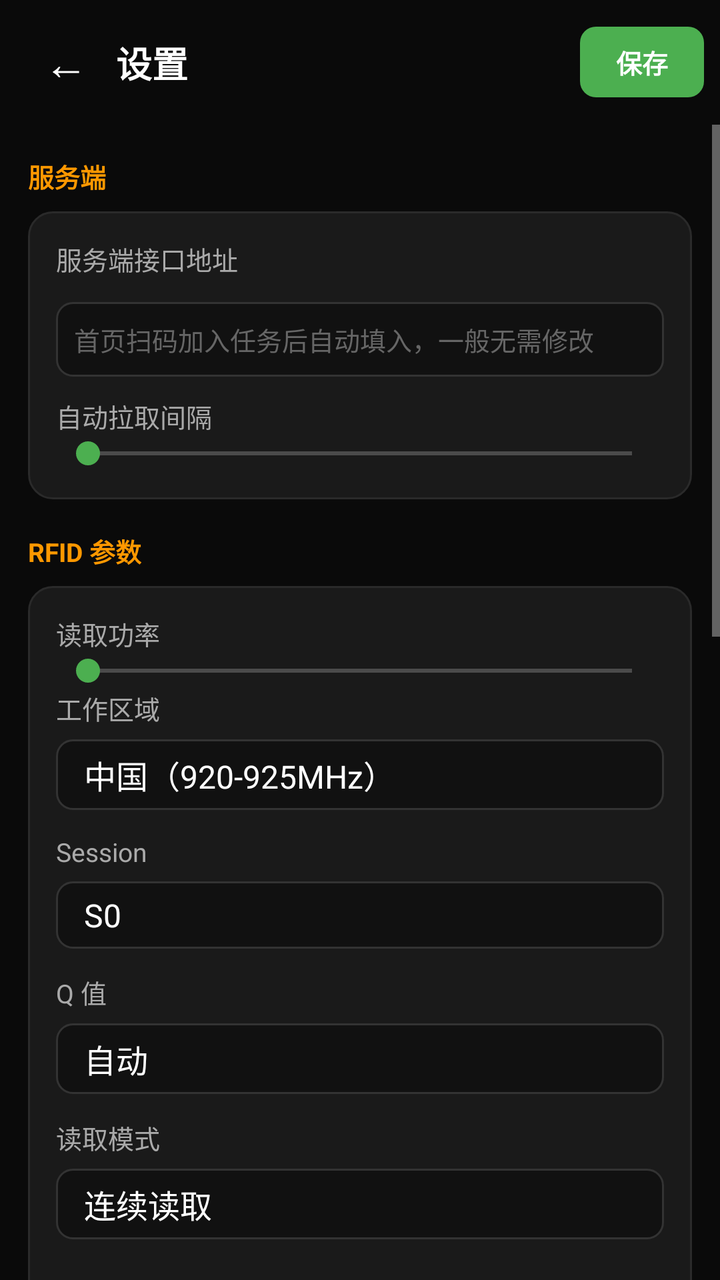
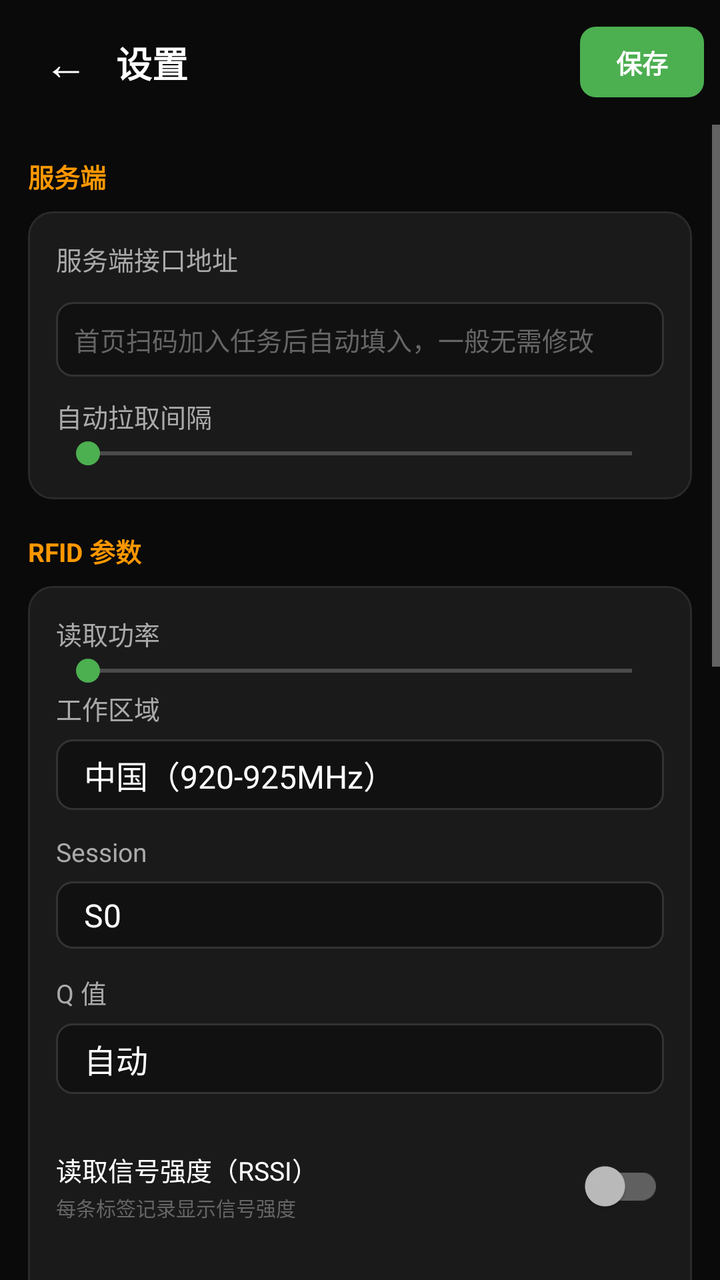

Before-and-after screenshots of an Android layout around one commit, followed by the original layout XML and the change that was made.
<!-- AndroidManifest.xml: application theme Theme.Rfid -->
<!-- res/layout/activity_settings.xml -->
<?xml version="1.0" encoding="utf-8"?>
<LinearLayout xmlns:android="http://schemas.android.com/apk/res/android"
    android:layout_width="match_parent"
    android:layout_height="match_parent"
    android:orientation="vertical"
    android:background="@color/bg"
    android:fitsSystemWindows="true">

    <LinearLayout
        android:layout_width="match_parent"
        android:layout_height="wrap_content"
        android:orientation="horizontal"
        android:gravity="center_vertical"
        android:paddingHorizontal="8dp"
        android:paddingVertical="10dp">

        <TextView
            android:id="@+id/btnBack"
            android:layout_width="wrap_content"
            android:layout_height="wrap_content"
            android:paddingHorizontal="14dp"
            android:paddingVertical="6dp"
            android:text="←"
            android:textColor="@color/text_primary"
            android:textSize="22sp" />

        <TextView
            android:layout_width="0dp"
            android:layout_height="wrap_content"
            android:layout_weight="1"
            android:text="@string/settings_title"
            android:textColor="@color/text_primary"
            android:textSize="18sp"
            android:textStyle="bold" />

        <TextView
            android:id="@+id/btnStSave"
            android:layout_width="wrap_content"
            android:layout_height="wrap_content"
            android:background="@drawable/bg_btn_green"
            android:paddingHorizontal="18dp"
            android:paddingVertical="8dp"
            android:text="@string/btn_save"
            android:textColor="#FFFFFF"
            android:textSize="13sp"
            android:textStyle="bold" />
    </LinearLayout>

    <ScrollView
        android:layout_width="match_parent"
        android:layout_height="0dp"
        android:layout_weight="1"
        android:scrollbars="vertical">

        <LinearLayout
            android:layout_width="match_parent"
            android:layout_height="wrap_content"
            android:orientation="vertical"
            android:paddingHorizontal="14dp"
            android:paddingBottom="24dp">

            
            <TextView style="@style/StGroup" android:text="@string/st_group_server" />
            <LinearLayout style="@style/StCard" android:orientation="vertical">
                <TextView
                    style="@style/StLabel"
                    android:layout_width="match_parent"
                    android:layout_height="wrap_content"
                    android:text="@string/server_url" />
                <EditText
                    android:id="@+id/stUrl"
                    style="@style/StInput"
                    android:layout_marginTop="6dp"
                    android:hint="@string/server_url_hint"
                    android:inputType="textUri"
                    android:singleLine="true" />
                <LinearLayout
                    android:layout_width="match_parent"
                    android:layout_height="wrap_content"
                    android:layout_marginTop="10dp"
                    android:orientation="horizontal">
                    <TextView
                        android:layout_width="0dp"
                        android:layout_height="wrap_content"
                        android:layout_weight="1"
                        android:text="@string/st_pull_interval"
                        android:textColor="@color/text_secondary"
                        android:textSize="13sp" />
                    <TextView
                        android:id="@+id/stPullVal"
                        android:layout_width="wrap_content"
                        android:layout_height="wrap_content"
                        android:textColor="@color/green"
                        android:textSize="13sp" />
                </LinearLayout>
                <SeekBar
                    android:id="@+id/stPull"
                    android:layout_width="match_parent"
                    android:layout_height="wrap_content"
                    android:max="115"
                    android:progressTint="@color/green"
                    android:thumbTint="@color/green" />
            </LinearLayout>

            
            <TextView style="@style/StGroup" android:text="@string/st_group_rfid" />
            <LinearLayout style="@style/StCard" android:orientation="vertical">
                <LinearLayout
                    android:layout_width="match_parent"
                    android:layout_height="wrap_content"
                    android:orientation="horizontal">
                    <TextView
                        android:layout_width="0dp"
                        android:layout_height="wrap_content"
                        android:layout_weight="1"
                        android:text="@string/st_power"
                        android:textColor="@color/text_secondary"
                        android:textSize="13sp" />
                    <TextView
                        android:id="@+id/stPowerVal"
                        android:layout_width="wrap_content"
                        android:layout_height="wrap_content"
                        android:textColor="@color/green"
                        android:textSize="13sp" />
                </LinearLayout>
                <SeekBar
                    android:id="@+id/stPower"
                    android:layout_width="match_parent"
                    android:layout_height="wrap_content"
                    android:max="25"
                    android:progressTint="@color/green"
                    android:thumbTint="@color/green" />

                <TextView style="@style/StLabel" android:text="@string/st_region" />
                <Spinner android:id="@+id/stRegion" style="@style/StSpinner"
                    android:entries="@array/regions" />

                <TextView style="@style/StLabel" android:text="@string/st_session" />
                <Spinner android:id="@+id/stSession" style="@style/StSpinner"
                    android:entries="@array/sessions" />

                <TextView style="@style/StLabel" android:text="@string/st_qvalue" />
                <Spinner android:id="@+id/stQValue" style="@style/StSpinner"
                    android:entries="@array/qvalues" />

                <TextView style="@style/StLabel" android:text="@string/st_readmode" />
                <Spinner android:id="@+id/stReadMode" style="@style/StSpinner"
                    android:entries="@array/readmodes" />

                <LinearLayout style="@style/StSwitch">
                    <LinearLayout
                        android:layout_width="0dp"
                        android:layout_height="wrap_content"
                        android:layout_weight="1"
                        android:orientation="vertical">
                        <TextView style="@style/StSwitchLabel" android:text="@string/st_rssi_on" />
                        <TextView style="@style/StSwitchSub" android:text="@string/st_rssi_on_sub" />
                    </LinearLayout>
                    <androidx.appcompat.widget.SwitchCompat
                        android:id="@+id/stRssiEnabled"
                        android:layout_width="wrap_content"
                        android:layout_height="wrap_content" />
                </LinearLayout>

                <LinearLayout
                    android:layout_width="match_parent"
                    android:layout_height="wrap_content"
                    android:orientation="horizontal"
                    android:layout_marginTop="10dp">
                    <TextView
                        android:layout_width="0dp"
                        android:layout_height="wrap_content"
                        android:layout_weight="1"
                        android:text="@string/st_rssi_threshold"
                        android:textColor="@color/text_secondary"
                        android:textSize="13sp" />
                    <TextView
                        android:id="@+id/stRssiVal"
                        android:layout_width="wrap_content"
                        android:layout_height="wrap_content"
                        android:textColor="@color/green"
                        android:textSize="13sp" />
                </LinearLayout>
                <SeekBar
                    android:id="@+id/stRssiThreshold"
                    android:layout_width="match_parent"
                    android:layout_height="wrap_content"
                    android:max="60"
                    android:progressTint="@color/green"
                    android:thumbTint="@color/green" />
                <TextView
                    android:layout_width="match_parent"
                    android:layout_height="wrap_content"
                    android:text="@string/st_rssi_hint"
                    android:textColor="@color/text_hint"
                    android:textSize="10sp" />
            </LinearLayout>

            
            <TextView style="@style/StGroup" android:text="@string/st_group_count" />
            <LinearLayout style="@style/StCard" android:orientation="vertical">
                <LinearLayout style="@style/StSwitch">
                    <LinearLayout
                        android:layout_width="0dp"
                        android:layout_height="wrap_content"
                        android:layout_weight="1"
                        android:orientation="vertical">
                        <TextView style="@style/StSwitchLabel" android:text="@string/st_dedup" />
                        <TextView style="@style/StSwitchSub" android:text="@string/st_dedup_sub" />
                    </LinearLayout>
                    <androidx.appcompat.widget.SwitchCompat
                        android:id="@+id/stDedup"
                        android:layout_width="wrap_content"
                        android:layout_height="wrap_content" />
                </LinearLayout>
                <LinearLayout style="@style/StSwitch">
                    <LinearLayout
                        android:layout_width="0dp"
                        android:layout_height="wrap_content"
                        android:layout_weight="1"
                        android:orientation="vertical">
                        <TextView style="@style/StSwitchLabel" android:text="@string/st_hv" />
                        <TextView style="@style/StSwitchSub" android:text="@string/st_hv_sub" />
                    </LinearLayout>
                    <androidx.appcompat.widget.SwitchCompat
                        android:id="@+id/stHvRemind"
                        android:layout_width="wrap_content"
                        android:layout_height="wrap_content" />
                </LinearLayout>
                <LinearLayout style="@style/StSwitch">
                    <LinearLayout
                        android:layout_width="0dp"
                        android:layout_height="wrap_content"
                        android:layout_weight="1"
                        android:orientation="vertical">
                        <TextView style="@style/StSwitchLabel" android:text="@string/st_vibrate" />
                        <TextView style="@style/StSwitchSub" android:text="@string/st_vibrate_sub" />
                    </LinearLayout>
                    <androidx.appcompat.widget.SwitchCompat
                        android:id="@+id/stVibrate"
                        android:layout_width="wrap_content"
                        android:layout_height="wrap_content" />
                </LinearLayout>
            </LinearLayout>

            
            <TextView style="@style/StGroup" android:text="@string/st_group_device" />
            <LinearLayout style="@style/StCard" android:orientation="vertical">
                <LinearLayout style="@style/StInfoRow">
                    <TextView style="@style/StInfoLabel" android:text="@string/st_dev_model" />
                    <TextView style="@style/StInfoValue" android:text="成为 C27" />
                </LinearLayout>
                <LinearLayout style="@style/StInfoRow">
                    <TextView style="@style/StInfoLabel" android:text="@string/st_dev_id" />
                    <TextView
                        android:id="@+id/stDeviceId"
                        style="@style/StInfoValue" />
                </LinearLayout>
                <LinearLayout style="@style/StInfoRow">
                    <TextView style="@style/StInfoLabel" android:text="@string/st_sdk_ver" />
                    <TextView android:id="@+id/stSdkVer" style="@style/StInfoValue" />
                </LinearLayout>
                <LinearLayout style="@style/StInfoRow">
                    <TextView style="@style/StInfoLabel" android:text="@string/st_fw_ver" />
                    <TextView android:id="@+id/stFwVer" style="@style/StInfoValue" />
                </LinearLayout>
                <TextView
                    android:id="@+id/btnReset"
                    android:layout_width="match_parent"
                    android:layout_height="wrap_content"
                    android:layout_marginTop="14dp"
                    android:background="@drawable/bg_btn_dark"
                    android:gravity="center"
                    android:paddingVertical="11dp"
                    android:text="@string/st_reset"
                    android:textColor="#EF9A9A"
                    android:textSize="13sp" />
            </LinearLayout>
        </LinearLayout>
    </ScrollView>
</LinearLayout>
<!-- resources referenced by this layout -->
<resources>
  <string-array name="qvalues">
          <item>@string/q_auto</item>
          <item>Q=1</item><item>Q=2</item><item>Q=3</item><item>Q=4</item>
          <item>Q=5</item><item>Q=6</item><item>Q=7</item>
      </string-array>
  <string-array name="readmodes">
          <item>@string/mode_continuous</item>
          <item>@string/mode_single</item>
      </string-array>
  <string-array name="sessions">
          <item>S0</item><item>S1</item><item>S2</item><item>S3</item>
      </string-array>
  <color name="bg">#0A0A0A</color>
  <color name="green">#4CAF50</color>
  <color name="text_hint">#666666</color>
  <color name="text_primary">#FFFFFF</color>
  <color name="text_secondary">#AAAAAA</color>
  <!-- drawable bg_btn_green (drawable) -->
  <?xml version="1.0" encoding="utf-8"?>
  <shape xmlns:android="http://schemas.android.com/apk/res/android" android:shape="rectangle">
      <solid android:color="@color/green" />
      <corners android:radius="8dp" />
  </shape>
  <string name="btn_save">保存</string>
  <string name="server_url">服务端接口地址</string>
  <string name="server_url_hint">首页扫码加入任务后自动填入，一般无需修改</string>
  <string name="settings_title">设置</string>
  <string name="st_dedup">重复扫描自动去重</string>
  <string name="st_dedup_sub">同一商品短时间内重复扫只记一次</string>
  <string name="st_dev_id">设备编号</string>
  <string name="st_dev_model">设备型号</string>
  <string name="st_fw_ver">固件版本</string>
  <string name="st_group_count">盘点设置</string>
  <string name="st_group_device">设备信息</string>
  <string name="st_group_rfid">RFID 参数</string>
  <string name="st_group_server">服务端</string>
  <string name="st_hv">高价值商品提醒</string>
  <string name="st_hv_sub">未扫到的高价值商品置顶显示</string>
  <string name="st_power">读取功率</string>
  <string name="st_pull_interval">自动拉取间隔</string>
  <string name="st_qvalue">Q 值</string>
  <string name="st_readmode">读取模式</string>
  <string name="st_region">工作区域</string>
  <string name="st_reset">恢复默认设置</string>
  <string name="st_rssi_hint">低于此值的标签将被忽略（数值越小越灵敏，-90 可读更远，-30 只读很近）</string>
  <string name="st_rssi_on">读取信号强度（RSSI）</string>
  <string name="st_rssi_on_sub">每条标签记录显示信号强度</string>
  <string name="st_rssi_threshold">信号强度阈值</string>
  <string name="st_sdk_ver">SDK 版本</string>
  <string name="st_session">Session</string>
  <string name="st_vibrate">异常时震动提醒</string>
  <string name="st_vibrate_sub">扫到非本店商品时震动一下</string>
  <style name="StCard">
          <item name="android:layout_width">match_parent</item>
          <item name="android:layout_height">wrap_content</item>
          <item name="android:background">@drawable/bg_card</item>
          <item name="android:padding">14dp</item>
      </style>
  <style name="StInfoRow">
          <item name="android:layout_width">match_parent</item>
          <item name="android:layout_height">wrap_content</item>
          <item name="android:orientation">horizontal</item>
          <item name="android:paddingVertical">9dp</item>
      </style>
  <style name="StSwitchLabel">
          <item name="android:layout_width">wrap_content</item>
          <item name="android:layout_height">wrap_content</item>
          <item name="android:textColor">@color/text_primary</item>
          <item name="android:textSize">13sp</item>
      </style>
  <string name="q_auto">自动</string>
  <string name="mode_continuous">连续读取</string>
  <string name="mode_single">单次读取</string>
  <string name="region_cn">中国（920-925MHz）</string>
  <string name="region_us">美国（902-928MHz）</string>
  <string name="region_eu">欧洲（865-868MHz）</string>
  <string name="region_jp">日本（916-921MHz）</string>
  <string name="region_kr">韩国（917-921MHz）</string>
  <string name="region_au">澳洲（920-926MHz）</string>
  <color name="input_stroke">#333333</color>
  <color name="orange">#FF9800</color>
  <color name="green_dark">#2E7D32</color>
  <color name="card">#1A1A1A</color>
  <color name="stroke">#2A2A2A</color>
  <color name="input_bg">#111111</color>
  <!-- unchanged entries left out for length: 14 -->
</resources>

<!-- the commit's change to res/layout/activity_settings.xml (unified diff, before → after) -->
@@ -143,10 +143,6 @@
                 <Spinner android:id="@+id/stQValue" style="@style/StSpinner"
                     android:entries="@array/qvalues" />
 
-                <TextView style="@style/StLabel" android:text="@string/st_readmode" />
-                <Spinner android:id="@+id/stReadMode" style="@style/StSpinner"
-                    android:entries="@array/readmodes" />
-
                 <LinearLayout style="@style/StSwitch">
                     <LinearLayout
                         android:layout_width="0dp"
<!-- resource entries referenced after the edit -->
@@ -4,10 +4,6 @@
           <item>@string/q_auto</item>
           <item>Q=1</item><item>Q=2</item><item>Q=3</item><item>Q=4</item>
           <item>Q=5</item><item>Q=6</item><item>Q=7</item>
-      </string-array>
-  <string-array name="readmodes">
-          <item>@string/mode_continuous</item>
-          <item>@string/mode_single</item>
       </string-array>
   <string-array name="sessions">
           <item>S0</item><item>S1</item><item>S2</item><item>S3</item>
@@ -41,7 +37,6 @@
   <string name="st_power">读取功率</string>
   <string name="st_pull_interval">自动拉取间隔</string>
   <string name="st_qvalue">Q 值</string>
-  <string name="st_readmode">读取模式</string>
   <string name="st_region">工作区域</string>
   <string name="st_reset">恢复默认设置</string>
   <string name="st_rssi_hint">低于此值的标签将被忽略（数值越小越灵敏，-90 可读更远，-30 只读很近）</string>
@@ -71,8 +66,6 @@
           <item name="android:textSize">13sp</item>
       </style>
   <string name="q_auto">自动</string>
-  <string name="mode_continuous">连续读取</string>
-  <string name="mode_single">单次读取</string>
   <string name="region_cn">中国（920-925MHz）</string>
   <string name="region_us">美国（902-928MHz）</string>
   <string name="region_eu">欧洲（865-868MHz）</string>
